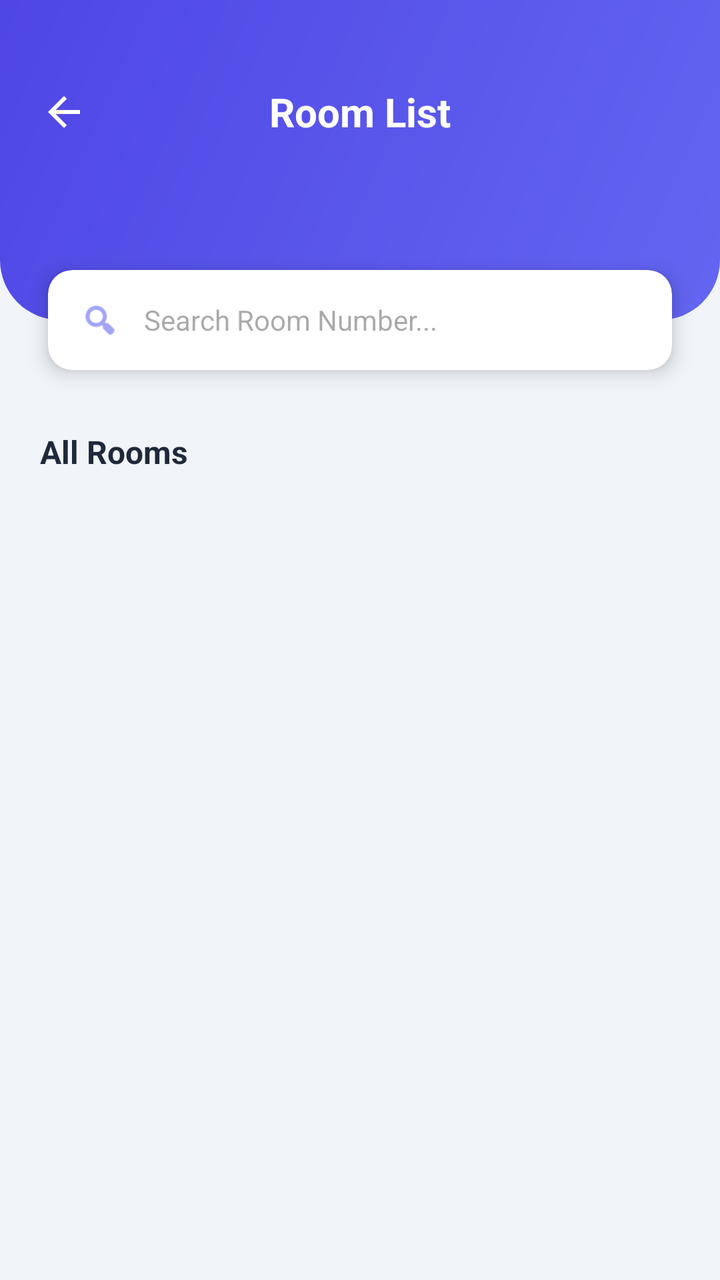
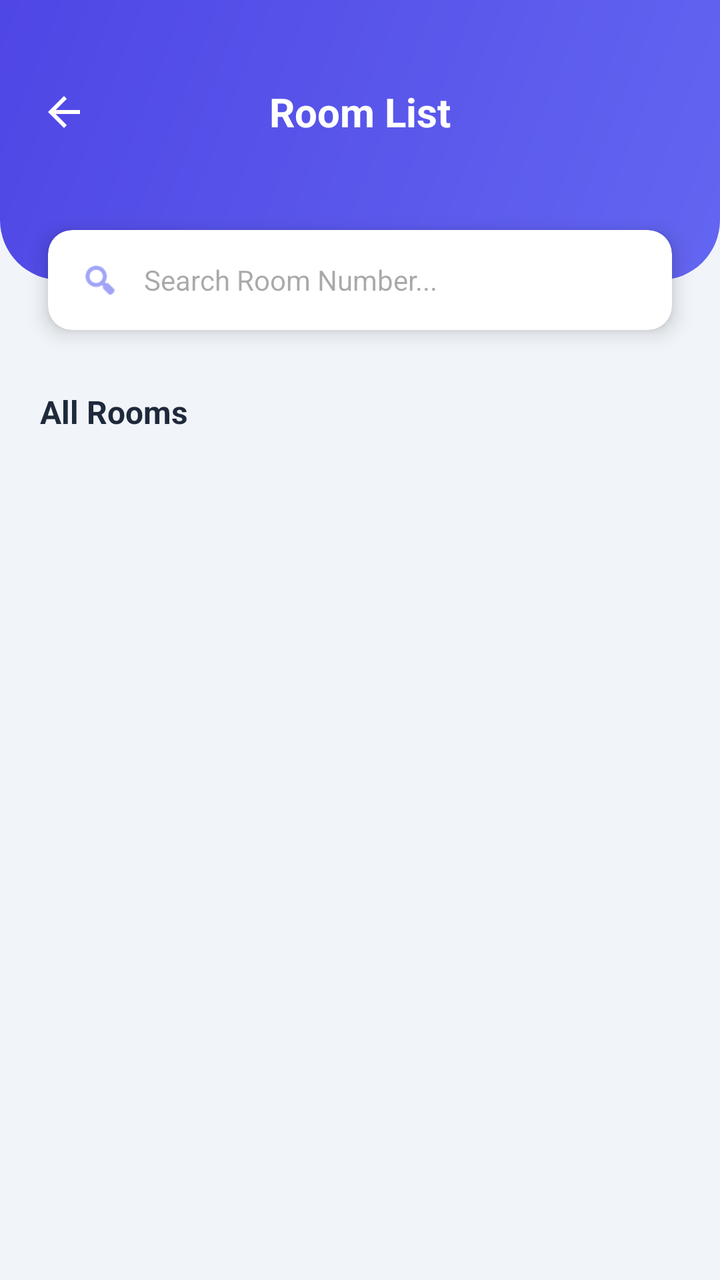

An Android layout rendered at two revisions. The XML below is the earlier revision; the diff shows what the commit changed to produce the second picture.
<!-- AndroidManifest.xml: application theme Theme.UTMSPACE_HostelBookingSystem -->
<!-- res/layout/activity_room_list.xml -->
<?xml version="1.0" encoding="utf-8"?>
<androidx.constraintlayout.widget.ConstraintLayout xmlns:android="http://schemas.android.com/apk/res/android"
    xmlns:app="http://schemas.android.com/apk/res-auto"
    xmlns:tools="http://schemas.android.com/tools"
    android:id="@+id/main"
    android:layout_width="match_parent"
    android:layout_height="match_parent"
    android:background="#F1F5F9"
    tools:context=".RoomListActivity">

    
    <View
        android:id="@+id/topHeaderBg"
        android:layout_width="match_parent"
        android:layout_height="160dp"
        android:background="@drawable/dashboard_gradient"
        app:layout_constraintTop_toTopOf="parent" />

    
    <RelativeLayout
        android:id="@+id/toolbarLayer"
        android:layout_width="match_parent"
        android:layout_height="wrap_content"
        android:layout_marginTop="32dp"
        android:paddingHorizontal="8dp"
        app:layout_constraintTop_toTopOf="parent">

        
        <ImageButton
            android:id="@+id/btnBack"
            android:layout_width="48dp"
            android:layout_height="48dp"
            android:layout_alignParentStart="true"
            android:layout_centerVertical="true"
            android:background="?attr/selectableItemBackgroundBorderless"
            android:contentDescription="Back"
            android:padding="12dp"
            android:scaleType="centerInside"
            android:src="@drawable/ic_arrow_back"
            app:tint="#FFFFFF" />

        
        <TextView
            android:id="@+id/tvRoomTypeTitle"
            android:layout_width="wrap_content"
            android:layout_height="wrap_content"
            android:layout_centerInParent="true"
            android:text="Room List"
            android:textColor="#FFFFFF"
            android:textSize="20sp"
            android:textStyle="bold" />

    </RelativeLayout>

    
    <androidx.cardview.widget.CardView
        android:id="@+id/searchCard"
        android:layout_width="match_parent"
        android:layout_height="50dp"
        android:layout_marginHorizontal="24dp"
        app:cardCornerRadius="12dp"
        app:cardElevation="6dp"
        app:layout_constraintTop_toBottomOf="@id/topHeaderBg"
        app:layout_constraintBottom_toBottomOf="@id/topHeaderBg">

        <LinearLayout
            android:layout_width="match_parent"
            android:layout_height="match_parent"
            android:gravity="center_vertical"
            android:paddingHorizontal="16dp">

            <ImageView
                android:layout_width="20dp"
                android:layout_height="20dp"
                android:src="@android:drawable/ic_menu_search"
                app:tint="#6366F1" />

            <EditText
                android:layout_width="match_parent"
                android:layout_height="wrap_content"
                android:layout_marginStart="12dp"
                android:background="@android:color/transparent"
                android:hint="Search Room Number..."
                android:inputType="text"
                android:textSize="14sp" />
        </LinearLayout>
    </androidx.cardview.widget.CardView>

    
    <androidx.core.widget.NestedScrollView
        android:layout_width="match_parent"
        android:layout_height="0dp"
        android:layout_marginTop="30dp"
        android:fillViewport="true"
        app:layout_constraintBottom_toBottomOf="parent"
        app:layout_constraintTop_toBottomOf="@id/searchCard">

        <LinearLayout
            android:layout_width="match_parent"
            android:layout_height="wrap_content"
            android:orientation="vertical"
            android:paddingHorizontal="20dp"
            android:paddingBottom="24dp">

            <TextView
                android:layout_width="wrap_content"
                android:layout_height="wrap_content"
                android:layout_marginBottom="12dp"
                android:text="All Rooms"
                android:textColor="#1E293B"
                android:textSize="16sp"
                android:textStyle="bold" />

            <androidx.recyclerview.widget.RecyclerView
                android:id="@+id/rvRoomList"
                android:layout_width="match_parent"
                android:layout_height="wrap_content"
                android:nestedScrollingEnabled="false"
                tools:listitem="@android:layout/simple_list_item_2" />

        </LinearLayout>
    </androidx.core.widget.NestedScrollView>

</androidx.constraintlayout.widget.ConstraintLayout>
<!-- resources referenced by this layout -->
<resources>
  <!-- drawable dashboard_gradient (drawable) -->
  <?xml version="1.0" encoding="utf-8"?>
  <shape xmlns:android="http://schemas.android.com/apk/res/android">
      <gradient
          android:startColor="#6366F1"
          android:endColor="#4F46E5"
          android:angle="135"/>
      <corners android:bottomLeftRadius="30dp" android:bottomRightRadius="30dp" />
  </shape>
  <!-- drawable ic_arrow_back (drawable) -->
  <vector xmlns:android="http://schemas.android.com/apk/res/android"
      android:width="24dp"
      android:height="24dp"
      android:viewportWidth="24"
      android:viewportHeight="24"
      android:tint="#000000">
      <path
          android:fillColor="@android:color/white"
          android:pathData="M20,11H7.83l5.59,-5.59L12,4l-8,8 8,8 1.41,-1.41L7.83,13H20v-2z"/>
  </vector>
  <style name="Theme.UTMSPACE_HostelBookingSystem" parent="Base.Theme.UTMSPACE_HostelBookingSystem" />
  <style name="Base.Theme.UTMSPACE_HostelBookingSystem" parent="Theme.Material3.DayNight.NoActionBar">
          
          
      </style>
</resources>

<!-- the commit's change to res/layout/activity_room_list.xml (unified diff, before → after) -->
@@ -12,7 +12,7 @@
     <View
         android:id="@+id/topHeaderBg"
         android:layout_width="match_parent"
-        android:layout_height="160dp"
+        android:layout_height="140dp"
         android:background="@drawable/dashboard_gradient"
         app:layout_constraintTop_toTopOf="parent" />
 
